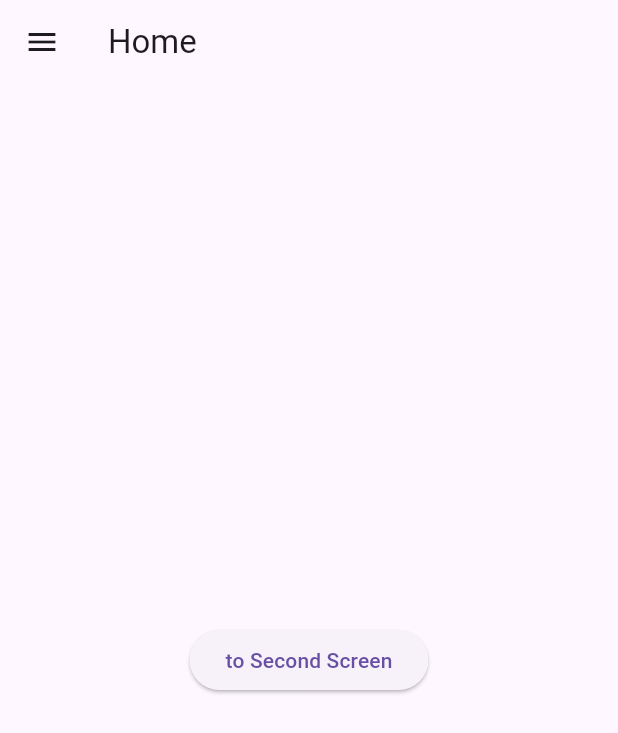
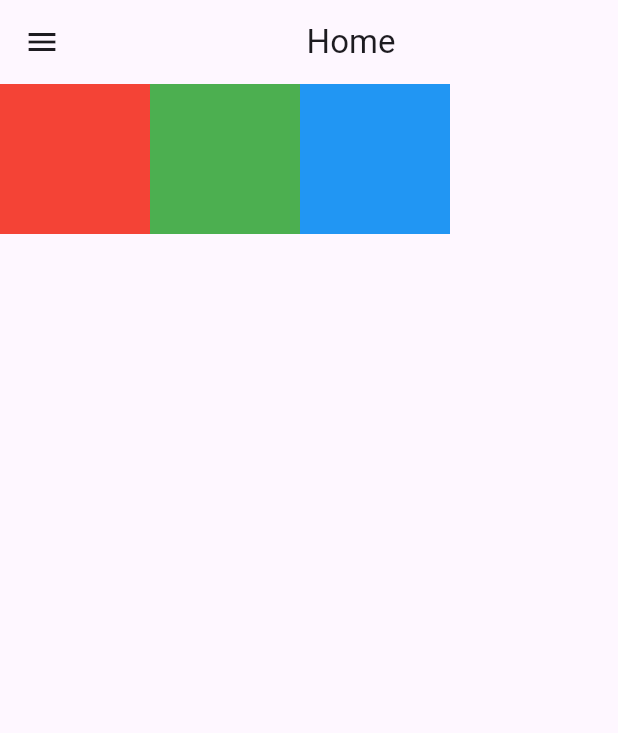
Before and after one commit to Yuuzuzan/pro_flutter_application_1, a Flutter app: the HomeScreen screen opened directly, on a phone screen of 412 x 824 dp. Shown: the top 733 px of the screen. Run offline on Flutter 3.47's test engine with Material 3 defaults, Android fonts, the phone set to English and light mode, and no system bars.

Commit message:
แก้ home

```diff
--- a/lib/screen/home_screen.dart
+++ b/lib/screen/home_screen.dart
@@ -11,19 +11,30 @@ class HomeScreen extends StatelessWidget {
         child: Text('Drawer'),
       ),
       appBar: AppBar(
-        title: const Text('Home'),
+        title: Center(
+          child: Text('Home'),
+        ),
       ),
-      body: Center(
-        child: ElevatedButton(
-          onPressed: (){
-            Navigator.of(context).push(
-              MaterialPageRoute(
-              builder: (context) => const SecondScreen(),
-              ),
-            );
-          },
-          child: const Text('to Second Screen'),
-        ),
+      body: Container(
+        child: Row(
+          children: [
+            Container(
+              color: Colors.red,
+              width: 100,
+              height: 100,
+            ),
+            Container(
+              color: Colors.green,
+              width: 100,
+              height: 100,
+            ),
+            Container(
+              color: Colors.blue,
+              width: 100,
+              height: 100,
+            ),
+          ],
+        )
       ),
     );
   }
```
Also changed, not shown: lib/main.dart (+6 -8 lines).
